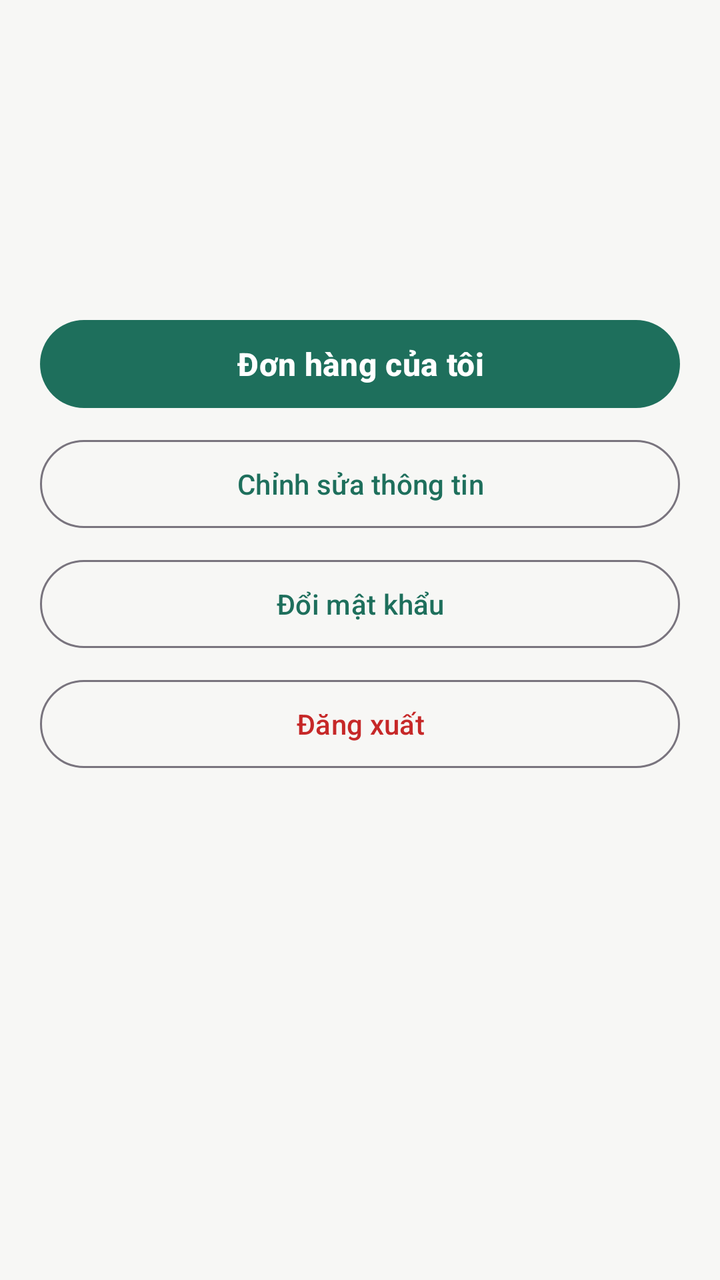
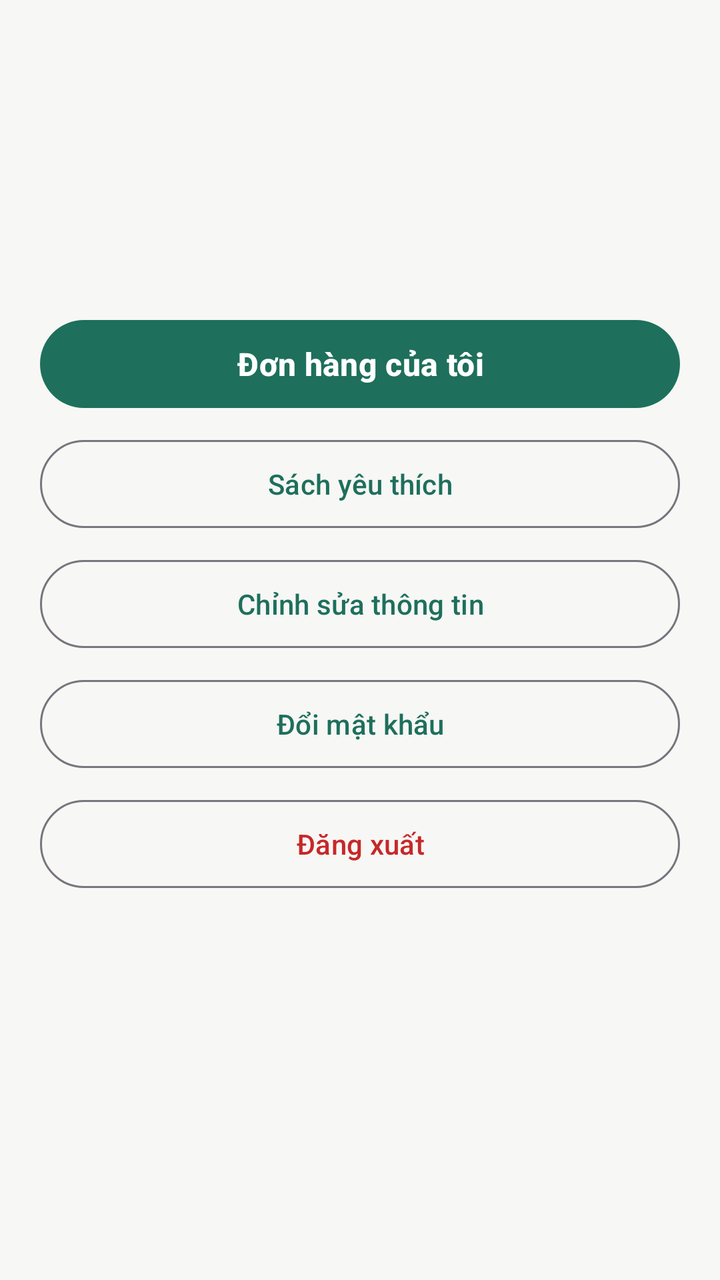

The first picture is an Android layout as it rendered before a commit; the second is the same layout after the commit. The layout source and the unified diff follow.
<!-- AndroidManifest.xml: application theme Theme.Bookstore -->
<!-- res/layout/fragment_account.xml -->
<?xml version="1.0" encoding="utf-8"?>
<ScrollView xmlns:android="http://schemas.android.com/apk/res/android"
    android:layout_width="match_parent"
    android:layout_height="match_parent"
    android:background="@color/screen_bg">

    <LinearLayout
        android:layout_width="match_parent"
        android:layout_height="wrap_content"
        android:orientation="vertical"
        android:padding="20dp">

        <TextView
            android:id="@+id/tvName"
            style="@style/TextTitle"
            android:layout_width="match_parent"
            android:layout_height="wrap_content" />

        <TextView
            android:id="@+id/tvEmail"
            style="@style/TextSub"
            android:layout_width="match_parent"
            android:layout_height="wrap_content"
            android:layout_marginTop="8dp" />

        <TextView
            android:id="@+id/tvPhone"
            style="@style/TextSub"
            android:layout_width="match_parent"
            android:layout_height="wrap_content"
            android:layout_marginTop="4dp" />

        <TextView
            android:id="@+id/tvAddress"
            style="@style/TextSub"
            android:layout_width="match_parent"
            android:layout_height="wrap_content"
            android:layout_marginTop="4dp" />

        <Button
            android:id="@+id/btnOrders"
            style="@style/ButtonPrimary"
            android:layout_width="match_parent"
            android:layout_height="52dp"
            android:layout_marginTop="28dp"
            android:text="@string/btn_my_orders" />

        <Button
            android:id="@+id/btnEditProfile"
            style="@style/Widget.Material3.Button.OutlinedButton"
            android:layout_width="match_parent"
            android:layout_height="52dp"
            android:layout_marginTop="8dp"
            android:text="@string/btn_edit_profile" />

        <Button
            android:id="@+id/btnChangePassword"
            style="@style/Widget.Material3.Button.OutlinedButton"
            android:layout_width="match_parent"
            android:layout_height="52dp"
            android:layout_marginTop="8dp"
            android:text="@string/btn_change_password" />

        <Button
            android:id="@+id/btnLogout"
            style="@style/Widget.Material3.Button.OutlinedButton"
            android:layout_width="match_parent"
            android:layout_height="52dp"
            android:layout_marginTop="8dp"
            android:text="@string/btn_logout"
            android:textColor="@color/error_red" />
    </LinearLayout>
</ScrollView>
<!-- resources referenced by this layout -->
<resources>
  <color name="error_red">#C62828</color>
  <color name="screen_bg">#F7F7F5</color>
  <string name="btn_change_password">Đổi mật khẩu</string>
  <string name="btn_edit_profile">Chỉnh sửa thông tin</string>
  <string name="btn_logout">Đăng xuất</string>
  <string name="btn_my_orders">Đơn hàng của tôi</string>
  <style name="ButtonPrimary">
          <item name="android:textSize">16sp</item>
          <item name="android:textStyle">bold</item>
          <item name="android:textColor">#FFFFFF</item>
          <item name="backgroundTint">@color/brand_green</item>
      </style>
  <style name="TextSub">
          <item name="android:textSize">14sp</item>
          <item name="android:textColor">@color/text_sub</item>
      </style>
  <style name="TextTitle">
          <item name="android:textSize">26sp</item>
          <item name="android:textStyle">bold</item>
          <item name="android:textColor">@color/text_main</item>
      </style>
  <style name="Theme.Bookstore" parent="Base.Theme.Bookstore" />
  <color name="brand_green">#1E6F5C</color>
  <color name="text_sub">#757575</color>
  <color name="text_main">#212121</color>
  <style name="Base.Theme.Bookstore" parent="Theme.Material3.DayNight.NoActionBar">
          
          
          <item name="colorPrimary">@color/brand_green</item>
          <item name="colorSecondaryContainer">#CDE8DF</item>
      </style>
</resources>

<!-- the commit's change to res/layout/fragment_account.xml (unified diff, before → after) -->
@@ -46,6 +46,14 @@
             android:text="@string/btn_my_orders" />
 
         <Button
+            android:id="@+id/btnWishlist"
+            style="@style/Widget.Material3.Button.OutlinedButton"
+            android:layout_width="match_parent"
+            android:layout_height="52dp"
+            android:layout_marginTop="8dp"
+            android:text="@string/btn_wishlist" />
+
+        <Button
             android:id="@+id/btnEditProfile"
             style="@style/Widget.Material3.Button.OutlinedButton"
             android:layout_width="match_parent"
<!-- resource entries referenced after the edit -->
@@ -6,6 +6,7 @@
   <string name="btn_edit_profile">Chỉnh sửa thông tin</string>
   <string name="btn_logout">Đăng xuất</string>
   <string name="btn_my_orders">Đơn hàng của tôi</string>
+  <string name="btn_wishlist">Sách yêu thích</string>
   <style name="ButtonPrimary">
           <item name="android:textSize">16sp</item>
           <item name="android:textStyle">bold</item>
